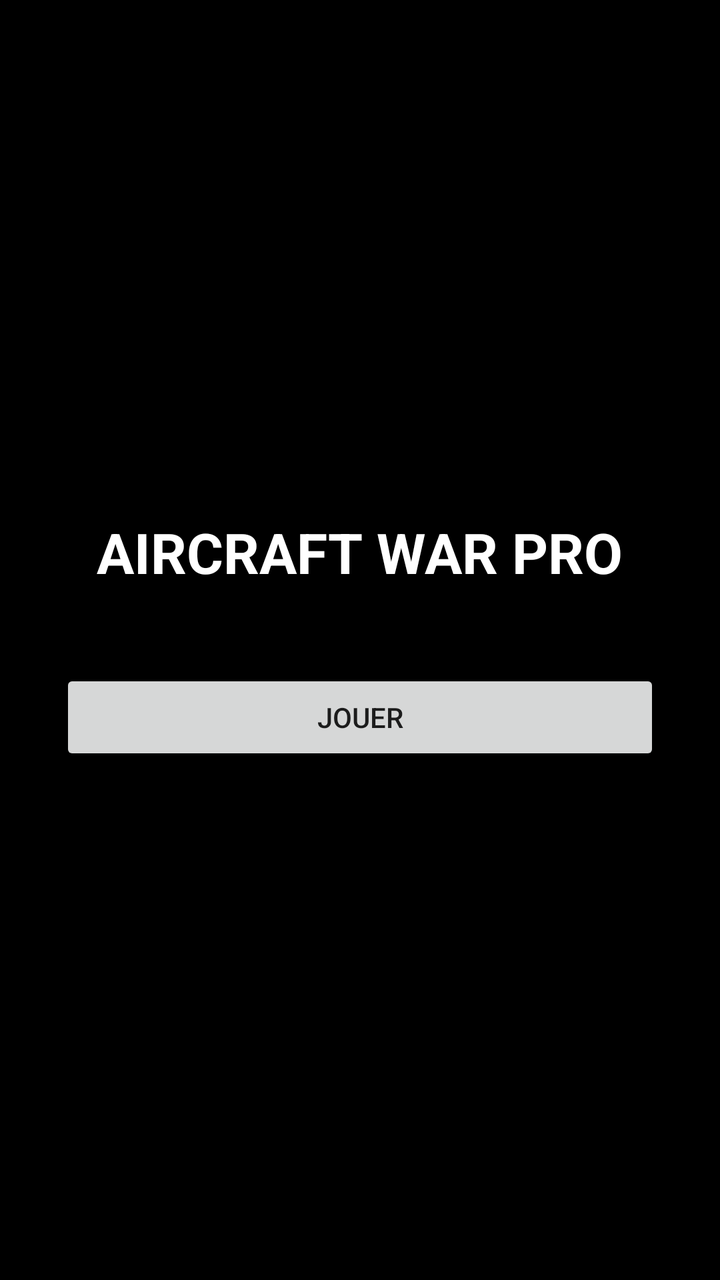
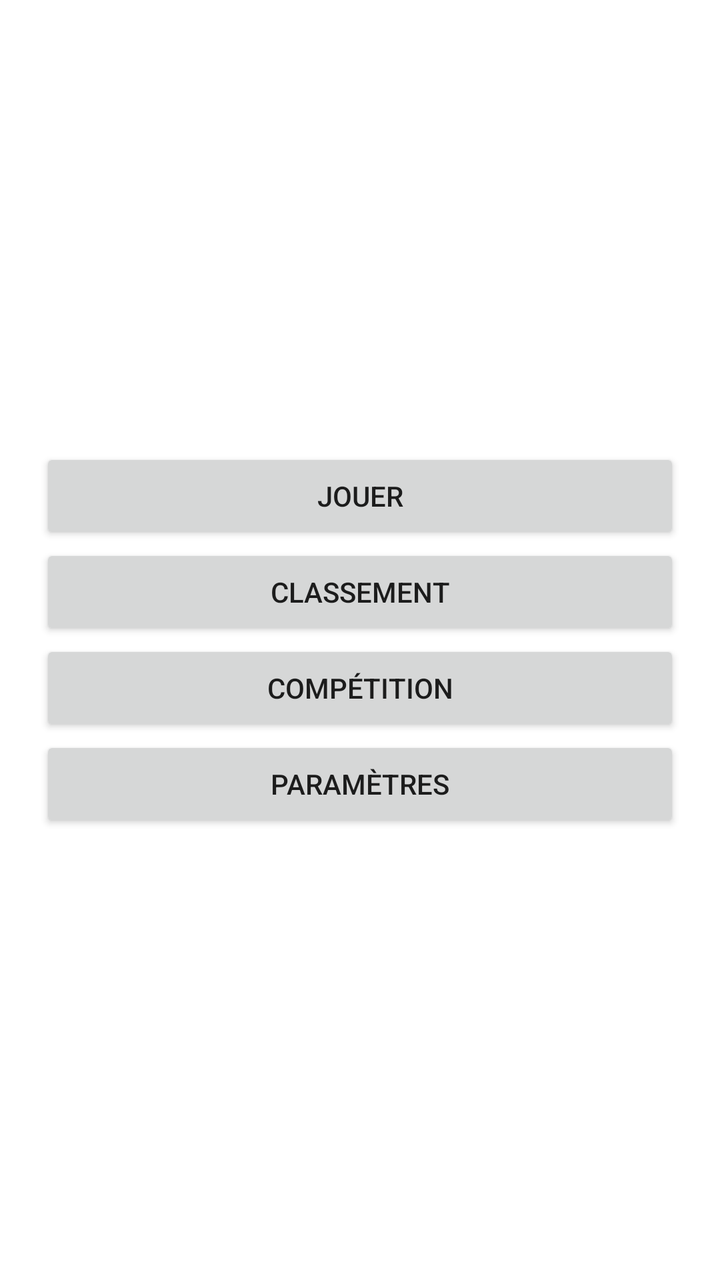

The first picture is an Android layout as it rendered before a commit; the second is the same layout after the commit. The layout source and the unified diff follow.
<!-- AndroidManifest.xml: application theme Theme.AircraftWarPro -->
<!-- res/layout/activity_main.xml -->
<?xml version="1.0" encoding="utf-8"?>
<LinearLayout xmlns:android="http://schemas.android.com/apk/res/android"
    android:orientation="vertical"
    android:gravity="center"
    android:padding="30dp"
    android:background="#000000"
    android:layout_width="match_parent"
    android:layout_height="match_parent">

    <TextView
        android:text="AIRCRAFT WAR PRO"
        android:textSize="28sp"
        android:textStyle="bold"
        android:textColor="#FFFFFF"
        android:layout_marginBottom="40dp"
        android:layout_width="wrap_content"
        android:layout_height="wrap_content"/>

    <Button
        android:id="@+id/playBtn"
        android:text="JOUER"
        android:layout_width="match_parent"
        android:layout_height="wrap_content"/>

</LinearLayout>
<!-- resources referenced by this layout -->
<resources>
  <style name="Theme.AircraftWarPro" parent="Theme.MaterialComponents.DayNight.DarkActionBar">
          <item name="colorPrimary">@color/purple_500</item>
          <item name="colorPrimaryVariant">@color/purple_700</item>
          <item name="colorSecondary">@color/teal_200</item>
          <item name="colorSecondaryVariant">@color/teal_700</item>
          <item name="colorError">@color/red</item>
          <item name="colorSurface">@color/black</item>
          <item name="colorOnPrimary">@color/white</item>
          <item name="colorOnSecondary">@color/black</item>
          <item name="colorOnBackground">@color/white</item>
          <item name="colorOnSurface">@color/white</item>
      </style>
  <color name="purple_500">#FF6200EE</color>
  <color name="purple_700">#FF3700B3</color>
  <color name="teal_200">#FF03DAC5</color>
  <color name="teal_700">#FF018786</color>
  <color name="red">#FFFF0000</color>
  <color name="black">#FF000000</color>
  <color name="white">#FFFFFFFF</color>
</resources>

<!-- the commit's change to res/layout/activity_main.xml (unified diff, before → after) -->
@@ -2,19 +2,9 @@
 <LinearLayout xmlns:android="http://schemas.android.com/apk/res/android"
     android:orientation="vertical"
     android:gravity="center"
-    android:padding="30dp"
-    android:background="#000000"
+    android:padding="20dp"
     android:layout_width="match_parent"
     android:layout_height="match_parent">
-
-    <TextView
-        android:text="AIRCRAFT WAR PRO"
-        android:textSize="28sp"
-        android:textStyle="bold"
-        android:textColor="#FFFFFF"
-        android:layout_marginBottom="40dp"
-        android:layout_width="wrap_content"
-        android:layout_height="wrap_content"/>
 
     <Button
         android:id="@+id/playBtn"
@@ -22,4 +12,22 @@
         android:layout_width="match_parent"
         android:layout_height="wrap_content"/>
 
+    <Button
+        android:id="@+id/leaderboardBtn"
+        android:text="CLASSEMENT"
+        android:layout_width="match_parent"
+        android:layout_height="wrap_content"/>
+
+    <Button
+        android:id="@+id/competitionBtn"
+        android:text="COMPÉTITION"
+        android:layout_width="match_parent"
+        android:layout_height="wrap_content"/>
+
+    <Button
+        android:id="@+id/settingsBtn"
+        android:text="PARAMÈTRES"
+        android:layout_width="match_parent"
+        android:layout_height="wrap_content"/>
+
 </LinearLayout>
